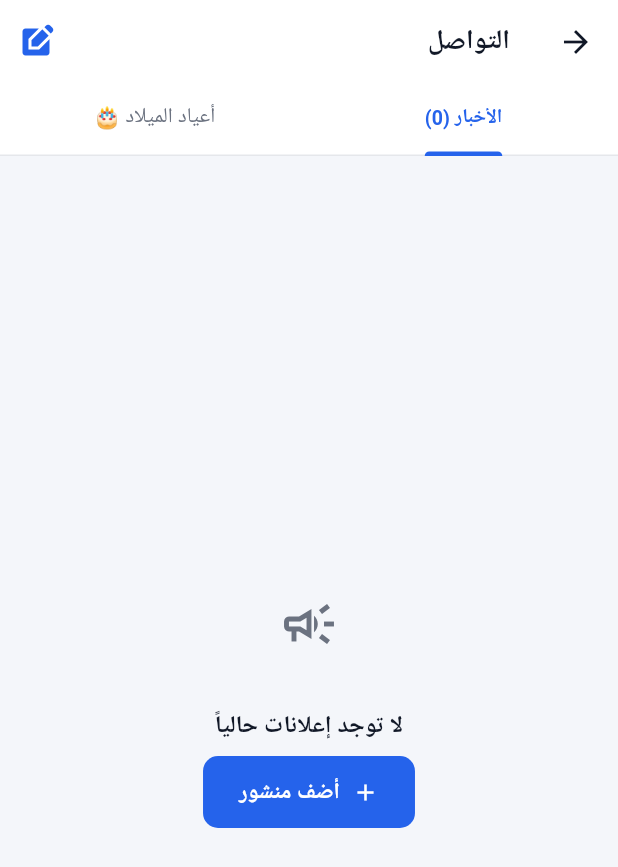
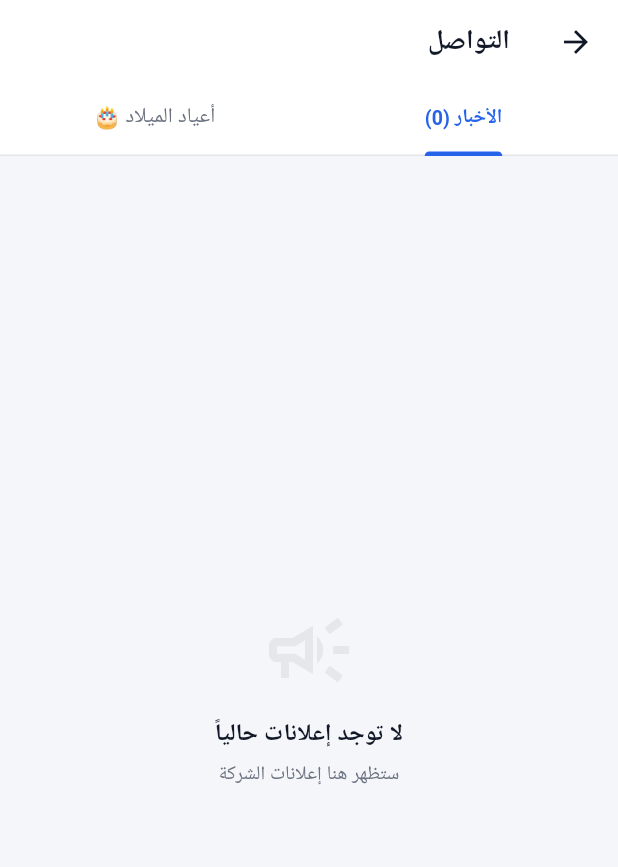
Before and after one commit to MostafaShehab2000/talentstan-, a Flutter app: the CommunicationScreen screen opened directly, on a phone screen of 412 x 824 dp. Shown: the top 867 px of the screen. Run offline on Flutter 3.47's test engine with Material 3 defaults, Android fonts, the phone set to English and light mode, and no system bars; our stand-ins replace dio, firebase_core, firebase_messaging, flutter_local_notifications, flutter_secure_storage; accounts and stored records are empty; network calls fail; Roboto replaces fonts that are missing (Cairo).

Commit message:
fix: remove post creation from employee mobile (admin only) + faster timeout

```diff
--- a/apps/mobile_employee/lib/core/api_client.dart
+++ b/apps/mobile_employee/lib/core/api_client.dart
@@ -1,8 +1,7 @@
 import 'package:dio/dio.dart';
 import 'package:flutter_secure_storage/flutter_secure_storage.dart';
 
-const String kBaseUrl = 'http://10.0.2.2:3000/api'; // Android emulator → localhost
-// For real device use your machine IP: 'http://192.168.x.x:3000/api'
+const String kBaseUrl = 'https://talentstan-production.up.railway.app/api';
 
 class ApiClient {
   static final ApiClient _instance = ApiClient._internal();
@@ -14,8 +13,8 @@ class ApiClient {
   ApiClient._internal() {
     _dio = Dio(BaseOptions(
       baseUrl: kBaseUrl,
-      connectTimeout: const Duration(seconds: 10),
-      receiveTimeout: const Duration(seconds: 15),
+      connectTimeout: const Duration(seconds: 8),
+      receiveTimeout: const Duration(seconds: 12),
       headers: {'Content-Type': 'application/json'},
     ));
 
--- a/apps/mobile_employee/lib/screens/communication/communication_screen.dart
+++ b/apps/mobile_employee/lib/screens/communication/communication_screen.dart
@@ -45,12 +45,6 @@ class _CommunicationScreenState extends State<CommunicationScreen> with SingleTi
     appBar: AppBar(
       backgroundColor: Colors.white,
       title: const Text('التواصل', style: TextStyle(fontWeight: FontWeight.w800, color: kText, fontSize: 18)),
-      actions: [
-        IconButton(
-          icon: const Icon(Icons.edit_square, color: kPrimary),
-          onPressed: _showNewPost,
-        ),
-      ],
       bottom: TabBar(
         controller: _tabs,
         tabs: [
@@ -67,7 +61,7 @@ class _CommunicationScreenState extends State<CommunicationScreen> with SingleTi
         : TabBarView(
             controller: _tabs,
             children: [
-              _FeedTab(posts: _posts, onRefresh: _load, onNewPost: _showNewPost),
+              _FeedTab(posts: _posts, onRefresh: _load),
               _BirthdaysTab(birthdays: _birthdays, onRefresh: _load),
             ],
           ),
@@ -139,19 +133,17 @@ class _CommunicationScreenState extends State<CommunicationScreen> with SingleTi
 class _FeedTab extends StatelessWidget {
   final List<dynamic> posts;
   final Future<void> Function() onRefresh;
-  final VoidCallback onNewPost;
-  const _FeedTab({required this.posts, required this.onRefresh, required this.onNewPost});
+  const _FeedTab({required this.posts, required this.onRefresh});
 
   @override
   Widget build(BuildContext context) {
-    if (posts.isEmpty) return Center(
+    if (posts.isEmpty) return const Center(
       child: Column(mainAxisSize: MainAxisSize.min, children: [
-        Container(width: 80, height: 80, decoration: const BoxDecoration(color: kSurface, shape: BoxShape.circle),
-          child: const Icon(Icons.campaign_outlined, size: 40, color: kTextSub)),
-        const SizedBox(height: 16),
-        const Text('لا توجد إعلانات حالياً', style: TextStyle(fontSize: 16, fontWeight: FontWeight.w700, color: kText)),
-        const SizedBox(height: 8),
-        ElevatedButton.icon(onPressed: onNewPost, icon: const Icon(Icons.add), label: const Text('أضف منشور')),
+        Icon(Icons.campaign_outlined, size: 64, color: kBorder),
+        SizedBox(height: 12),
+        Text('لا توجد إعلانات حالياً', style: TextStyle(fontSize: 16, fontWeight: FontWeight.w700, color: kText)),
+        SizedBox(height: 6),
+        Text('ستظهر هنا إعلانات الشركة', style: TextStyle(fontSize: 13, color: kTextSub)),
       ]),
     );
 
```
